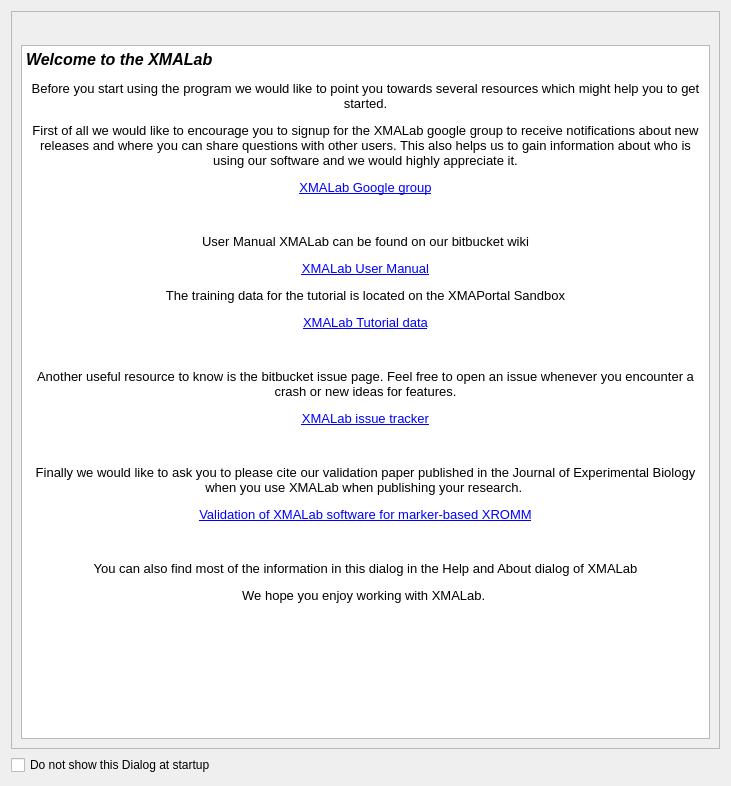
XROMMPackages/xmalab, file src/ui/ui-files/WelcomeDialog.ui: the form before one commit.
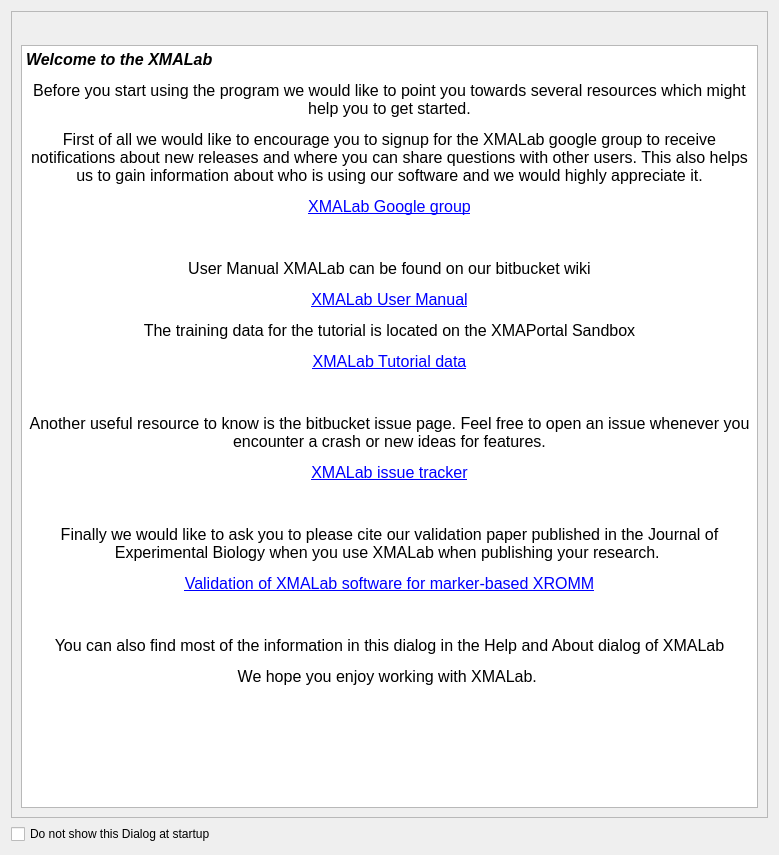
The form after the commit. Icons and pictures are not drawn.

Commit message: Last Changes for Release after Beths comments

What changed in the file:
```diff
--- a/src/ui/ui-files/WelcomeDialog.ui
+++ b/src/ui/ui-files/WelcomeDialog.ui
@@ -6,8 +6,8 @@
    <rect>
     <x>0</x>
     <y>0</y>
-    <width>731</width>
-    <height>786</height>
+    <width>779</width>
+    <height>855</height>
    </rect>
   </property>
   <property name="sizePolicy">
@@ -102,23 +102,23 @@
 p, li { white-space: pre-wrap; }
 &lt;/style&gt;&lt;/head&gt;&lt;body style=&quot; font-family:'MS Shell Dlg 2'; font-size:8.25pt; font-weight:400; font-style:normal;&quot;&gt;
 &lt;p style=&quot; margin-top:12px; margin-bottom:12px; margin-left:0px; margin-right:0px; -qt-block-indent:0; text-indent:0px;&quot;&gt;&lt;span style=&quot; font-size:12pt; font-weight:600; font-style:italic;&quot;&gt;Welcome to the XMALab&lt;/span&gt;&lt;/p&gt;
-&lt;p align=&quot;center&quot; style=&quot; margin-top:12px; margin-bottom:12px; margin-left:0px; margin-right:0px; -qt-block-indent:0; text-indent:0px;&quot;&gt;&lt;span style=&quot; font-size:10pt;&quot;&gt;Before you start using the program we would like to point you towards several resources which might help you to get started.&lt;/span&gt;&lt;/p&gt;
-&lt;p align=&quot;center&quot; style=&quot; margin-top:12px; margin-bottom:12px; margin-left:0px; margin-right:0px; -qt-block-indent:0; text-indent:0px;&quot;&gt;&lt;span style=&quot; font-size:10pt;&quot;&gt;First of all we would like to encourage you to signup for the XMALab google group to receive notifications about new releases and where you can share questions with other users. This also helps us to gain information about who is using our software and we would highly appreciate it.&lt;/span&gt;&lt;/p&gt;
-&lt;p align=&quot;center&quot; style=&quot; margin-top:12px; margin-bottom:12px; margin-left:0px; margin-right:0px; -qt-block-indent:0; text-indent:0px;&quot;&gt;&lt;a href=&quot;https://groups.google.com/a/brown.edu/forum/?hl=en#!forum/xmalab&quot;&gt;&lt;span style=&quot; font-size:10pt; text-decoration: underline; color:#0000ff;&quot;&gt;XMALab Google group&lt;/span&gt;&lt;/a&gt;&lt;/p&gt;
-&lt;p align=&quot;center&quot; style=&quot;-qt-paragraph-type:empty; margin-top:12px; margin-bottom:12px; margin-left:0px; margin-right:0px; -qt-block-indent:0; text-indent:0px; font-size:10pt; text-decoration: underline; color:#0000ff;&quot;&gt;&lt;br /&gt;&lt;/p&gt;
-&lt;p align=&quot;center&quot; style=&quot; margin-top:12px; margin-bottom:12px; margin-left:0px; margin-right:0px; -qt-block-indent:0; text-indent:0px;&quot;&gt;&lt;span style=&quot; font-size:10pt;&quot;&gt;User Manual XMALab can be found on our bitbucket wiki&lt;/span&gt;&lt;/p&gt;
-&lt;p align=&quot;center&quot; style=&quot; margin-top:12px; margin-bottom:12px; margin-left:0px; margin-right:0px; -qt-block-indent:0; text-indent:0px;&quot;&gt;&lt;a href=&quot;https://bitbucket.org/xromm/xmalab/wiki/Home&quot;&gt;&lt;span style=&quot; font-size:10pt; text-decoration: underline; color:#0000ff;&quot;&gt;XMALab User Manual&lt;/span&gt;&lt;/a&gt;&lt;/p&gt;
-&lt;p align=&quot;center&quot; style=&quot; margin-top:12px; margin-bottom:12px; margin-left:0px; margin-right:0px; -qt-block-indent:0; text-indent:0px;&quot;&gt;&lt;span style=&quot; font-size:10pt;&quot;&gt;The training data for the tutorial is located on the XMAPortal Sandbox&lt;/span&gt;&lt;/p&gt;
-&lt;p align=&quot;center&quot; style=&quot; margin-top:12px; margin-bottom:12px; margin-left:0px; margin-right:0px; -qt-block-indent:0; text-indent:0px;&quot;&gt;&lt;a href=&quot;http://xmaportal.org/sandbox/larequest.php?request=explorePublicStudy&amp;amp;StudyID=49&amp;amp;instit=SANDBOX1&quot;&gt;&lt;span style=&quot; font-size:10pt; text-decoration: underline; color:#0000ff;&quot;&gt;XMALab Tutorial data&lt;/span&gt;&lt;/a&gt;&lt;/p&gt;
-&lt;p align=&quot;center&quot; style=&quot;-qt-paragraph-type:empty; margin-top:12px; margin-bottom:12px; margin-left:0px; margin-right:0px; -qt-block-indent:0; text-indent:0px; font-size:10pt; text-decoration: underline; color:#0000ff;&quot;&gt;&lt;br /&gt;&lt;/p&gt;
-&lt;p align=&quot;center&quot; style=&quot; margin-top:12px; margin-bottom:12px; margin-left:0px; margin-right:0px; -qt-block-indent:0; text-indent:0px;&quot;&gt;&lt;span style=&quot; font-size:10pt;&quot;&gt;Another useful resource to know is the bitbucket issue page. Feel free to open an issue whenever you encounter a crash or new ideas for features.&lt;/span&gt;&lt;/p&gt;
-&lt;p align=&quot;center&quot; style=&quot; margin-top:12px; margin-bottom:12px; margin-left:0px; margin-right:0px; -qt-block-indent:0; text-indent:0px;&quot;&gt;&lt;a href=&quot;https://bitbucket.org/xromm/xmalab/issues?status=new&amp;amp;status=open&quot;&gt;&lt;span style=&quot; font-size:10pt; text-decoration: underline; color:#0000ff;&quot;&gt;XMALab issue tracker&lt;/span&gt;&lt;/a&gt;&lt;/p&gt;
-&lt;p align=&quot;center&quot; style=&quot;-qt-paragraph-type:empty; margin-top:12px; margin-bottom:12px; margin-left:0px; margin-right:0px; -qt-block-indent:0; text-indent:0px; font-size:10pt; text-decoration: underline; color:#0000ff;&quot;&gt;&lt;br /&gt;&lt;/p&gt;
-&lt;p align=&quot;center&quot; style=&quot; margin-top:12px; margin-bottom:12px; margin-left:0px; margin-right:0px; -qt-block-indent:0; text-indent:0px;&quot;&gt;&lt;span style=&quot; font-size:10pt;&quot;&gt;Finally we would like to ask you to please cite our validation paper published in the Journal of Experimental Biology when you use XMALab when publishing your research. &lt;/span&gt;&lt;/p&gt;
-&lt;p align=&quot;center&quot; style=&quot; margin-top:12px; margin-bottom:12px; margin-left:0px; margin-right:0px; -qt-block-indent:0; text-indent:0px;&quot;&gt;&lt;a href=&quot;http://jeb.biologists.org/content/219/23/3701&quot;&gt;&lt;span style=&quot; font-size:10pt; text-decoration: underline; color:#0000ff;&quot;&gt;Validation of XMALab software for marker-based XROMM&lt;/span&gt;&lt;/a&gt;&lt;/p&gt;
-&lt;p align=&quot;center&quot; style=&quot;-qt-paragraph-type:empty; margin-top:12px; margin-bottom:12px; margin-left:0px; margin-right:0px; -qt-block-indent:0; text-indent:0px; font-size:10pt; text-decoration: underline; color:#0000ff;&quot;&gt;&lt;br /&gt;&lt;/p&gt;
-&lt;p align=&quot;center&quot; style=&quot; margin-top:12px; margin-bottom:12px; margin-left:0px; margin-right:0px; -qt-block-indent:0; text-indent:0px;&quot;&gt;&lt;span style=&quot; font-size:10pt;&quot;&gt;You can also find most of the information in this dialog in the Help and About dialog of XMALab&lt;/span&gt;&lt;/p&gt;
-&lt;p align=&quot;center&quot; style=&quot; margin-top:12px; margin-bottom:12px; margin-left:0px; margin-right:0px; -qt-block-indent:0; text-indent:0px;&quot;&gt;&lt;span style=&quot; font-size:10pt;&quot;&gt;We hope you enjoy working with XMALab. &lt;/span&gt;&lt;/p&gt;&lt;/body&gt;&lt;/html&gt;</string>
+&lt;p align=&quot;center&quot; style=&quot; margin-top:12px; margin-bottom:12px; margin-left:0px; margin-right:0px; -qt-block-indent:0; text-indent:0px;&quot;&gt;&lt;span style=&quot; font-size:12pt;&quot;&gt;Before you start using the program we would like to point you towards several resources which might help you to get started.&lt;/span&gt;&lt;/p&gt;
+&lt;p align=&quot;center&quot; style=&quot; margin-top:12px; margin-bottom:12px; margin-left:0px; margin-right:0px; -qt-block-indent:0; text-indent:0px;&quot;&gt;&lt;span style=&quot; font-size:12pt;&quot;&gt;First of all we would like to encourage you to signup for the XMALab google group to receive notifications about new releases and where you can share questions with other users. This also helps us to gain information about who is using our software and we would highly appreciate it.&lt;/span&gt;&lt;/p&gt;
+&lt;p align=&quot;center&quot; style=&quot; margin-top:12px; margin-bottom:12px; margin-left:0px; margin-right:0px; -qt-block-indent:0; text-indent:0px;&quot;&gt;&lt;a href=&quot;https://groups.google.com/a/brown.edu/forum/?hl=en#!forum/xmalab&quot;&gt;&lt;span style=&quot; font-size:12pt; text-decoration: underline; color:#0000ff;&quot;&gt;XMALab Google group&lt;/span&gt;&lt;/a&gt;&lt;/p&gt;
+&lt;p align=&quot;center&quot; style=&quot;-qt-paragraph-type:empty; margin-top:12px; margin-bottom:12px; margin-left:0px; margin-right:0px; -qt-block-indent:0; text-indent:0px; font-size:12pt; text-decoration: underline; color:#0000ff;&quot;&gt;&lt;br /&gt;&lt;/p&gt;
+&lt;p align=&quot;center&quot; style=&quot; margin-top:12px; margin-bottom:12px; margin-left:0px; margin-right:0px; -qt-block-indent:0; text-indent:0px;&quot;&gt;&lt;span style=&quot; font-size:12pt;&quot;&gt;User Manual XMALab can be found on our bitbucket wiki&lt;/span&gt;&lt;/p&gt;
+&lt;p align=&quot;center&quot; style=&quot; margin-top:12px; margin-bottom:12px; margin-left:0px; margin-right:0px; -qt-block-indent:0; text-indent:0px;&quot;&gt;&lt;a href=&quot;https://bitbucket.org/xromm/xmalab/wiki/Home&quot;&gt;&lt;span style=&quot; font-size:12pt; text-decoration: underline; color:#0000ff;&quot;&gt;XMALab User Manual&lt;/span&gt;&lt;/a&gt;&lt;/p&gt;
+&lt;p align=&quot;center&quot; style=&quot; margin-top:12px; margin-bottom:12px; margin-left:0px; margin-right:0px; -qt-block-indent:0; text-indent:0px;&quot;&gt;&lt;span style=&quot; font-size:12pt;&quot;&gt;The training data for the tutorial is located on the XMAPortal Sandbox&lt;/span&gt;&lt;/p&gt;
+&lt;p align=&quot;center&quot; style=&quot; margin-top:12px; margin-bottom:12px; margin-left:0px; margin-right:0px; -qt-block-indent:0; text-indent:0px;&quot;&gt;&lt;a href=&quot;http://xmaportal.org/sandbox/larequest.php?request=explorePublicStudy&amp;amp;StudyID=49&amp;amp;instit=SANDBOX1&quot;&gt;&lt;span style=&quot; font-size:12pt; text-decoration: underline; color:#0000ff;&quot;&gt;XMALab Tutorial data&lt;/span&gt;&lt;/a&gt;&lt;/p&gt;
+&lt;p align=&quot;center&quot; style=&quot;-qt-paragraph-type:empty; margin-top:12px; margin-bottom:12px; margin-left:0px; margin-right:0px; -qt-block-indent:0; text-indent:0px; font-size:12pt; text-decoration: underline; color:#0000ff;&quot;&gt;&lt;br /&gt;&lt;/p&gt;
+&lt;p align=&quot;center&quot; style=&quot; margin-top:12px; margin-bottom:12px; margin-left:0px; margin-right:0px; -qt-block-indent:0; text-indent:0px;&quot;&gt;&lt;span style=&quot; font-size:12pt;&quot;&gt;Another useful resource to know is the bitbucket issue page. Feel free to open an issue whenever you encounter a crash or new ideas for features.&lt;/span&gt;&lt;/p&gt;
+&lt;p align=&quot;center&quot; style=&quot; margin-top:12px; margin-bottom:12px; margin-left:0px; margin-right:0px; -qt-block-indent:0; text-indent:0px;&quot;&gt;&lt;a href=&quot;https://bitbucket.org/xromm/xmalab/issues?status=new&amp;amp;status=open&quot;&gt;&lt;span style=&quot; font-size:12pt; text-decoration: underline; color:#0000ff;&quot;&gt;XMALab issue tracker&lt;/span&gt;&lt;/a&gt;&lt;/p&gt;
+&lt;p align=&quot;center&quot; style=&quot;-qt-paragraph-type:empty; margin-top:12px; margin-bottom:12px; margin-left:0px; margin-right:0px; -qt-block-indent:0; text-indent:0px; font-size:12pt; text-decoration: underline; color:#0000ff;&quot;&gt;&lt;br /&gt;&lt;/p&gt;
+&lt;p align=&quot;center&quot; style=&quot; margin-top:12px; margin-bottom:12px; margin-left:0px; margin-right:0px; -qt-block-indent:0; text-indent:0px;&quot;&gt;&lt;span style=&quot; font-size:12pt;&quot;&gt;Finally we would like to ask you to please cite our validation paper published in the Journal of Experimental Biology when you use XMALab when publishing your research. &lt;/span&gt;&lt;/p&gt;
+&lt;p align=&quot;center&quot; style=&quot; margin-top:12px; margin-bottom:12px; margin-left:0px; margin-right:0px; -qt-block-indent:0; text-indent:0px;&quot;&gt;&lt;a href=&quot;http://jeb.biologists.org/content/219/23/3701&quot;&gt;&lt;span style=&quot; font-size:12pt; text-decoration: underline; color:#0000ff;&quot;&gt;Validation of XMALab software for marker-based XROMM&lt;/span&gt;&lt;/a&gt;&lt;/p&gt;
+&lt;p align=&quot;center&quot; style=&quot;-qt-paragraph-type:empty; margin-top:12px; margin-bottom:12px; margin-left:0px; margin-right:0px; -qt-block-indent:0; text-indent:0px; font-size:12pt; text-decoration: underline; color:#0000ff;&quot;&gt;&lt;br /&gt;&lt;/p&gt;
+&lt;p align=&quot;center&quot; style=&quot; margin-top:12px; margin-bottom:12px; margin-left:0px; margin-right:0px; -qt-block-indent:0; text-indent:0px;&quot;&gt;&lt;span style=&quot; font-size:12pt;&quot;&gt;You can also find most of the information in this dialog in the Help and About dialog of XMALab&lt;/span&gt;&lt;/p&gt;
+&lt;p align=&quot;center&quot; style=&quot; margin-top:12px; margin-bottom:12px; margin-left:0px; margin-right:0px; -qt-block-indent:0; text-indent:0px;&quot;&gt;&lt;span style=&quot; font-size:12pt;&quot;&gt;We hope you enjoy working with XMALab. &lt;/span&gt;&lt;/p&gt;&lt;/body&gt;&lt;/html&gt;</string>
           </property>
           <property name="openExternalLinks">
            <bool>true</bool>
```
The commit also changes 2 other files.
